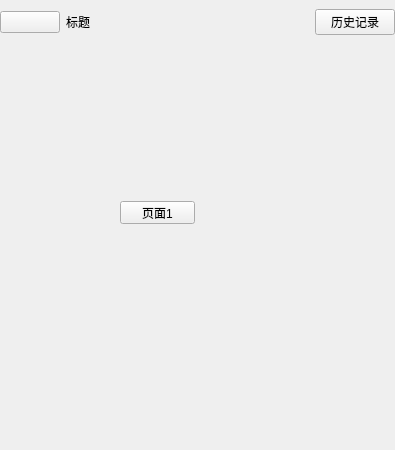
Above: src/MainWin.ui from yxingqin/CulcaMaid before the change. Below: the same form after it.
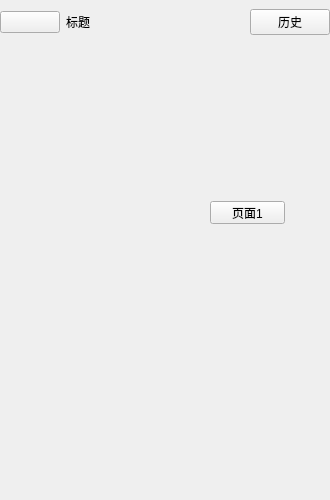
That is the form after the change. Icons and pictures are not drawn.

```diff
--- a/src/MainWin.ui
+++ b/src/MainWin.ui
@@ -6,10 +6,16 @@
    <rect>
     <x>0</x>
     <y>0</y>
-    <width>395</width>
-    <height>450</height>
+    <width>330</width>
+    <height>500</height>
    </rect>
   </property>
+  <property name="minimumSize">
+   <size>
+    <width>320</width>
+    <height>500</height>
+   </size>
+  </property>
   <property name="windowTitle">
    <string>MainWin</string>
   </property>
@@ -67,7 +73,12 @@
       <item>
        <widget class="QPushButton" name="btn_history">
         <property name="text">
-         <string>历史记录</string>
+         <string>历史</string>
+        </property>
+        <property name="icon">
+         <iconset>
+          <selectedon>:/res/icon/history.png</selectedon>
+         </iconset>
         </property>
        </widget>
       </item>
@@ -75,6 +86,12 @@
     </item>
     <item>
      <widget class="QStackedWidget" name="stackedWidget">
+      <property name="minimumSize">
+       <size>
+        <width>0</width>
+        <height>0</height>
+       </size>
+      </property>
       <property name="currentIndex">
        <number>0</number>
       </property>
@@ -82,7 +99,7 @@
        <widget class="QPushButton" name="pushButton">
         <property name="geometry">
          <rect>
-          <x>120</x>
+          <x>210</x>
           <y>160</y>
           <width>75</width>
           <height>23</height>
```
